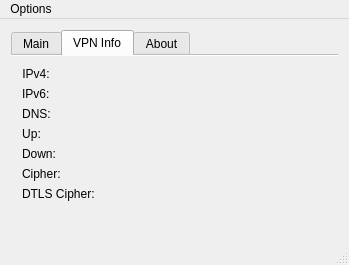
The window that mainwindow.ui (openconnect/openconnect-gui) describes before a commit, drawn with Qt 5.
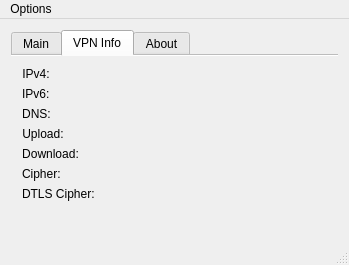
The same window after the commit. The open tabs and pages were chosen to show the change. Icons and pictures are not drawn.

Commit message: Change upload/download value labels on info page (resolve #75)

Diff of the .ui file:
```diff
--- a/mainwindow.ui
+++ b/mainwindow.ui
@@ -326,7 +326,7 @@
           <item row="3" column="0">
            <widget class="QLabel" name="label">
             <property name="text">
-             <string>Up:</string>
+             <string>Upload:</string>
             </property>
             <property name="alignment">
              <set>Qt::AlignCenter</set>
@@ -352,7 +352,7 @@
           <item row="4" column="0">
            <widget class="QLabel" name="DownLabel">
             <property name="text">
-             <string>Down:</string>
+             <string>Download:</string>
             </property>
             <property name="alignment">
              <set>Qt::AlignCenter</set>
```
